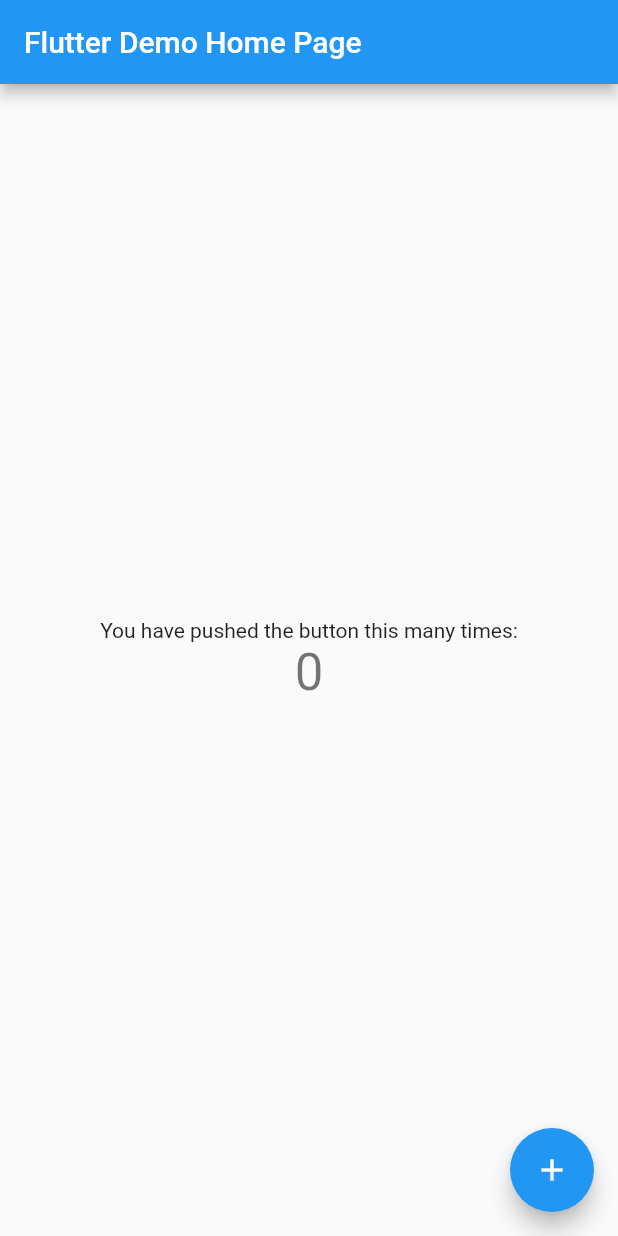
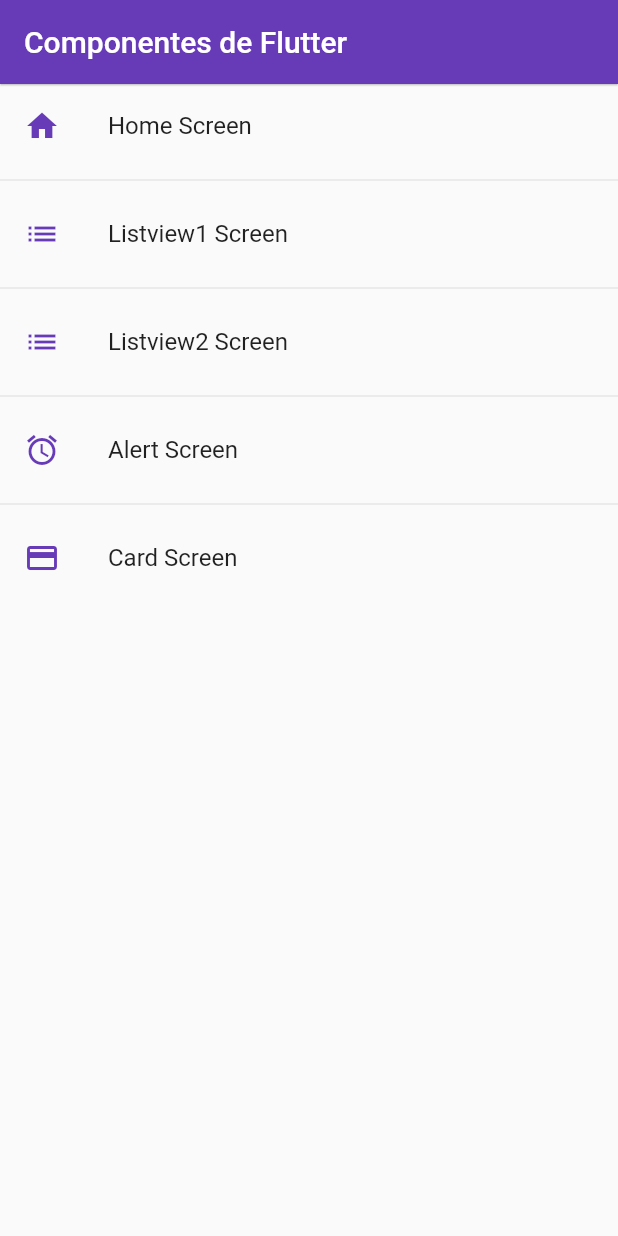
Before and after one commit to cristianfraga/app_components, a Flutter app: the screen it shows after launch, on a phone screen of 412 x 824 dp. Run offline on Flutter 3.47's test engine with Material 2 defaults, Android fonts, the phone set to English and light mode, and no system bars.

Commit message:
First part of Flutter components

```diff
--- a/lib/main.dart
+++ b/lib/main.dart
@@ -1,115 +1,22 @@
 import 'package:flutter/material.dart';
 
-void main() {
-  runApp(const MyApp());
-}
+import 'package:components_flutter/router/app_routes.dart';
+import 'package:components_flutter/theme/app_theme.dart';
+
+void main() => runApp(const MyApp());
 
 class MyApp extends StatelessWidget {
   const MyApp({super.key});
 
-  // This widget is the root of your application.
   @override
   Widget build(BuildContext context) {
     return MaterialApp(
-      title: 'Flutter Demo',
-      theme: ThemeData(
-        // This is the theme of your application.
-        //
-        // Try running your application with "flutter run". You'll see the
-        // application has a blue toolbar. Then, without quitting the app, try
-        // changing the primarySwatch below to Colors.green and then invoke
-        // "hot reload" (press "r" in the console where you ran "flutter run",
-        // or simply save your changes to "hot reload" in a Flutter IDE).
-        // Notice that the counter didn't reset back to zero; the application
-        // is not restarted.
-        primarySwatch: Colors.blue,
-      ),
-      home: const MyHomePage(title: 'Flutter Demo Home Page'),
+      debugShowCheckedModeBanner: false,
+      title: 'Material App',
+      initialRoute: AppRoutes.initialRoute,
+      routes: AppRoutes.getAppRoutes(),
+      onGenerateRoute: AppRoutes.onGenerateRoute,
+      theme: AppTheme.lightTheme,
     );
   }
 }
-
-class MyHomePage extends StatefulWidget {
-  const MyHomePage({super.key, required this.title});
-
-  // This widget is the home page of your application. It is stateful, meaning
-  // that it has a State object (defined below) that contains fields that affect
-  // how it looks.
-
-  // This class is the configuration for the state. It holds the values (in this
-  // case the title) provided by the parent (in this case the App widget) and
-  // used by the build method of the State. Fields in a Widget subclass are
-  // always marked "final".
-
-  final String title;
-
-  @override
-  State<MyHomePage> createState() => _MyHomePageState();
-}
-
-class _MyHomePageState extends State<MyHomePage> {
-  int _counter = 0;
-
-  void _incrementCounter() {
-    setState(() {
-      // This call to setState tells the Flutter framework that something has
-      // changed in this State, which causes it to rerun the build method below
-      // so that the display can reflect the updated values. If we changed
-      // _counter without calling setState(), then the build method would not be
-      // called again, and so nothing would appear to happen.
-      _counter++;
-    });
-  }
-
-  @override
-  Widget build(BuildContext context) {
-    // This method is rerun every time setState is called, for instance as done
-    // by the _incrementCounter method above.
-    //
-    // The Flutter framework has been optimized to make rerunning build methods
-    // fast, so that you can just rebuild anything that needs updating rather
-    // than having to individually change instances of widgets.
-    return Scaffold(
-      appBar: AppBar(
-        // Here we take the value from the MyHomePage object that was created by
-        // the App.build method, and use it to set our appbar title.
-        title: Text(widget.title),
-      ),
-      body: Center(
-        // Center is a layout widget. It takes a single child and positions it
-        // in the middle of the parent.
-        child: Column(
-          // Column is also a layout widget. It takes a list of children and
-          // arranges them vertically. By default, it sizes itself to fit its
-          // children horizontally, and tries to be as tall as its parent.
-          //
-          // Invoke "debug painting" (press "p" in the console, choose the
-          // "Toggle Debug Paint" action from the Flutter Inspector in Android
-          // Studio, or the "Toggle Debug Paint" command in Visual Studio Code)
-          // to see the wireframe for each widget.
-          //
-          // Column has various properties to control how it sizes itself and
-          // how it positions its children. Here we use mainAxisAlignment to
-          // center the children vertically; the main axis here is the vertical
-          // axis because Columns are vertical (the cross axis would be
-          // horizontal).
-          mainAxisAlignment: MainAxisAlignment.center,
-          children: <Widget>[
-            const Text(
-              'You have pushed the button this many times:',
-            ),
-            Text(
-              '$_counter',
-              style: Theme.of(context).textTheme.headlineMedium,
-            ),
-          ],
-        ),
-      ),
-      floatingActionButton: FloatingActionButton(
-        onPressed: _incrementCounter,
-        tooltip: 'Increment',
-        child: const Icon(Icons.add),
-      ), // This trailing comma makes auto-formatting nicer for build methods.
-    );
-  }
-}
--- /dev/null
+++ b/lib/models/menu_option.dart
@@ -0,0 +1,17 @@
+import 'package:flutter/material.dart' show IconData, Widget;
+
+class MenuOption {
+
+  final String route;
+  final IconData icon;
+  final String name;
+  final Widget screen;
+
+  MenuOption({
+    required this.route,
+    required this.icon,
+    required this.name,
+    required this.screen
+  });
+
+}
--- /dev/null
+++ b/lib/models/models.dart
@@ -0,0 +1 @@
+export 'package:components_flutter/models/menu_option.dart';
--- /dev/null
+++ b/lib/router/app_routes.dart
@@ -0,0 +1,39 @@
+import 'package:flutter/material.dart';
+
+import '../screens/screens.dart';
+import 'package:components_flutter/models/models.dart';
+
+class AppRoutes {
+  static const initialRoute = 'home';
+
+  static final menuOptions = <MenuOption>[
+    // TODO: delete home
+    MenuOption(route: 'home', name: 'Home Screen', screen: const HomeScreen(), icon: Icons.home),
+    MenuOption(route: 'listview1', name: 'Listview1 Screen', screen: const Listview1Screen(), icon: Icons.list),
+    MenuOption(route: 'listview2', name: 'Listview2 Screen', screen: const Listview2Screen(), icon: Icons.list),
+    MenuOption(route: 'alert', name: 'Alert Screen', screen: const AlertScreen(), icon: Icons.alarm),
+    MenuOption(route: 'card', name: 'Card Screen', screen: const CardScreen(), icon: Icons.credit_card),
+  ];
+
+  static Map<String, Widget Function(BuildContext)> getAppRoutes() {
+    Map<String, Widget Function(BuildContext)> appRoutes = {};
+      for (final option in menuOptions) {
+        appRoutes.addAll({option.route: (BuildContext context) => option.screen});
+      }
+    return appRoutes;
+  }
+
+  // static Map<String, Widget Function(BuildContext)> routes = {
+  //   'home'     : (BuildContext context) => const HomeScreen(),
+  //   'listview1': (BuildContext context) => const Listview1Screen(),
+  //   'listview2': (BuildContext context) => const Listview2Screen(),
+  //   'alert'    : (BuildContext context) => const AlertScreen(),
+  //   'card'     : (BuildContext context) => const CardScreen(),
+  // };
+
+  static Route<dynamic> onGenerateRoute(RouteSettings settings) {
+    return MaterialPageRoute(
+      builder: (context) => const AlertScreen(),
+    );
+  }
+}
--- /dev/null
+++ b/lib/screens/home_screen.dart
@@ -0,0 +1,38 @@
+import 'package:flutter/material.dart';
+
+import 'package:components_flutter/router/app_routes.dart';
+import 'package:components_flutter/theme/app_theme.dart';
+
+class HomeScreen extends StatelessWidget {
+
+  const HomeScreen({Key? key}) : super(key: key);
+
+  @override
+  Widget build(BuildContext context) {
+
+    final menuOptions = AppRoutes.menuOptions;
+
+    return Scaffold(
+      appBar: AppBar(
+        title: const Text('Componentes de Flutter'),
+      ),
+      body: ListView.separated(
+          itemCount: menuOptions.length,
+          itemBuilder: (context, index) => ListTile(
+            leading: Icon(menuOptions[index].icon, color: AppTheme.lightTheme.primaryColor,),
+            title: Text(menuOptions[index].name),
+            onTap: () {
+              // final route = MaterialPageRoute(
+              //     builder: (context) => const Listview1Screen(),
+              // );
+              // Navigator.push(context, route);
+
+              Navigator.pushNamed(context, menuOptions[index].route);
+
+            },
+          ),
+          separatorBuilder: (_, __) => const Divider(),
+      )
+    );
+  }
+}
--- /dev/null
+++ b/lib/screens/screens.dart
@@ -0,0 +1,5 @@
+export 'package:components_flutter/screens/alert_screen.dart';
+export 'package:components_flutter/screens/card_screen.dart';
+export 'package:components_flutter/screens/home_screen.dart';
+export 'package:components_flutter/screens/listview1_screen.dart';
+export 'package:components_flutter/screens/listview2_screen.dart';
--- /dev/null
+++ b/lib/theme/app_theme.dart
@@ -0,0 +1,30 @@
+import 'package:flutter/material.dart';
+
+class AppTheme {
+  static const Color primary = Colors.deepPurple;
+
+  static final ThemeData lightTheme = ThemeData.light().copyWith(
+    // Primary color
+    primaryColor: primary,
+    // AppBar Theme
+    appBarTheme: const AppBarTheme(
+      color: primary,
+      elevation: 0.5,
+    ),
+    // TextButton Theme
+    textButtonTheme: TextButtonThemeData(
+      style: TextButton.styleFrom(foregroundColor: primary),
+    ),
+  );
+
+  static final ThemeData darkTheme = ThemeData.dark().copyWith(
+    // Primary color
+    primaryColor: primary,
+    // AppBar Theme
+    appBarTheme: const AppBarTheme(
+      color: primary,
+      elevation: 0.5,
+    ),
+    scaffoldBackgroundColor: Colors.black,
+  );
+}
--- /dev/null
+++ b/lib/widgets/widgets.dart
@@ -0,0 +1 @@
+export 'package:components_flutter/widgets/custom_card_type_1.dart';
```
Also changed, not shown: lib/screens/alert_screen.dart (added, +15 -0 lines), lib/screens/card_screen.dart (added, +26 -0 lines), lib/screens/listview1_screen.dart (added, +27 -0 lines), lib/screens/listview2_screen.dart (added, +29 -0 lines), lib/widgets/custom_card_type_1.dart (added, +40 -0 lines), 1 other file.
